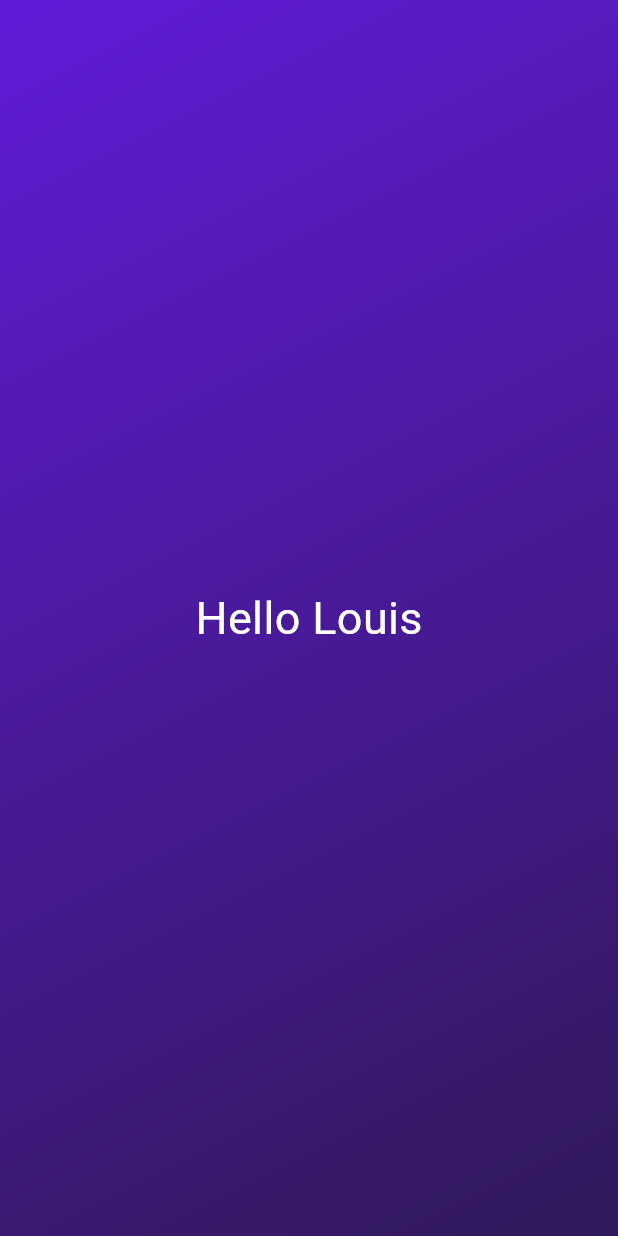
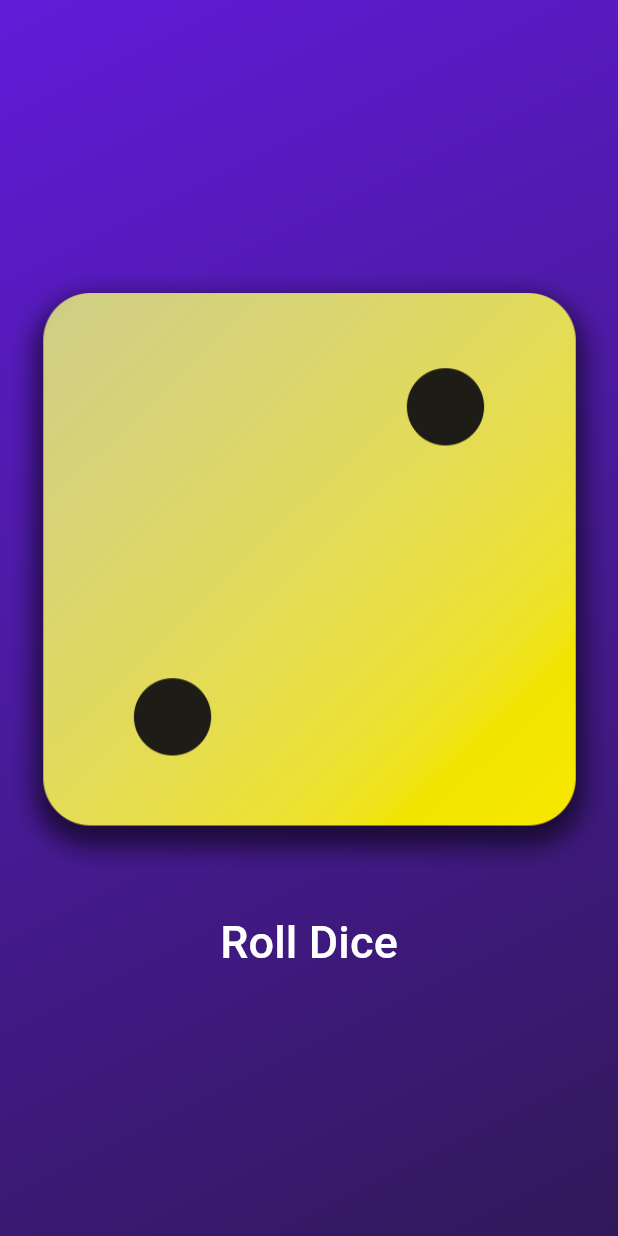
Before and after one commit to BINAH25/flutter_and-dart, a Flutter app: the screen it shows after launch, on a phone screen of 412 x 824 dp. Run offline on Flutter 3.47's test engine with Material 3 defaults, Android fonts, the phone set to English and light mode, and no system bars.

Commit message:
dice roller class added

```diff
--- /dev/null
+++ b/first_app/lib/dice_roller.dart
@@ -0,0 +1,34 @@
+import 'package:flutter/material.dart';
+import 'package:first_app/styled_text.dart';
+
+class DiceRoller extends StatefulWidget {
+  const DiceRoller({super.key});
+  @override
+  State<DiceRoller> createState() {
+    return _DiceRollerState();
+  }
+}
+
+class _DiceRollerState extends State<DiceRoller> {
+  var activeImage = 'assets/images/dice-2.png';
+  void rollDice() {
+    setState(() {
+      activeImage = 'assets/images/dice-4.png';
+    });
+  }
+
+  @override
+  Widget build(context) {
+    return Column(
+      mainAxisSize: MainAxisSize.min,
+      children: [
+        Image.asset(activeImage),
+        const SizedBox(height: 20),
+        TextButton(
+          onPressed: rollDice,
+          child: const StyledText('Roll Dice'),
+        )
+      ],
+    );
+  }
+}
--- a/first_app/lib/gradient_container.dart
+++ b/first_app/lib/gradient_container.dart
@@ -1,3 +1,4 @@
+import 'package:first_app/dice_roller.dart';
 import 'package:flutter/material.dart';
 
 class GradientContainer extends StatelessWidget {
@@ -16,24 +17,8 @@ class GradientContainer extends StatelessWidget {
         ),
       ),
       child: const Center(
-        child: StyledText("Hello Louis"),
+        child: DiceRoller(),
       ),
     );
   }
 }
-
-class StyledText extends StatelessWidget {
-  const StyledText(this.text, {super.key});
-  final String text;
-
-  @override
-  Widget build(context) {
-    return Text(
-      text,
-      style: const TextStyle(
-        color: Colors.white,
-        fontSize: 30.0,
-      ),
-    );
-  }
-}
--- /dev/null
+++ b/first_app/lib/styled_text.dart
@@ -0,0 +1,17 @@
+import 'package:flutter/material.dart';
+
+class StyledText extends StatelessWidget {
+  const StyledText(this.text, {super.key});
+  final String text;
+
+  @override
+  Widget build(context) {
+    return Text(
+      text,
+      style: const TextStyle(
+        color: Colors.white,
+        fontSize: 30.0,
+      ),
+    );
+  }
+}
```
Also changed, not shown: first_app/pubspec.yaml (+7 -3 lines), first_app/assets/images/dice-1.png (added), first_app/assets/images/dice-2.png (added), first_app/assets/images/dice-3.png (added), first_app/assets/images/dice-4.png (added), first_app/assets/images/dice-5.png (added), first_app/assets/images/dice-6.png (added).
